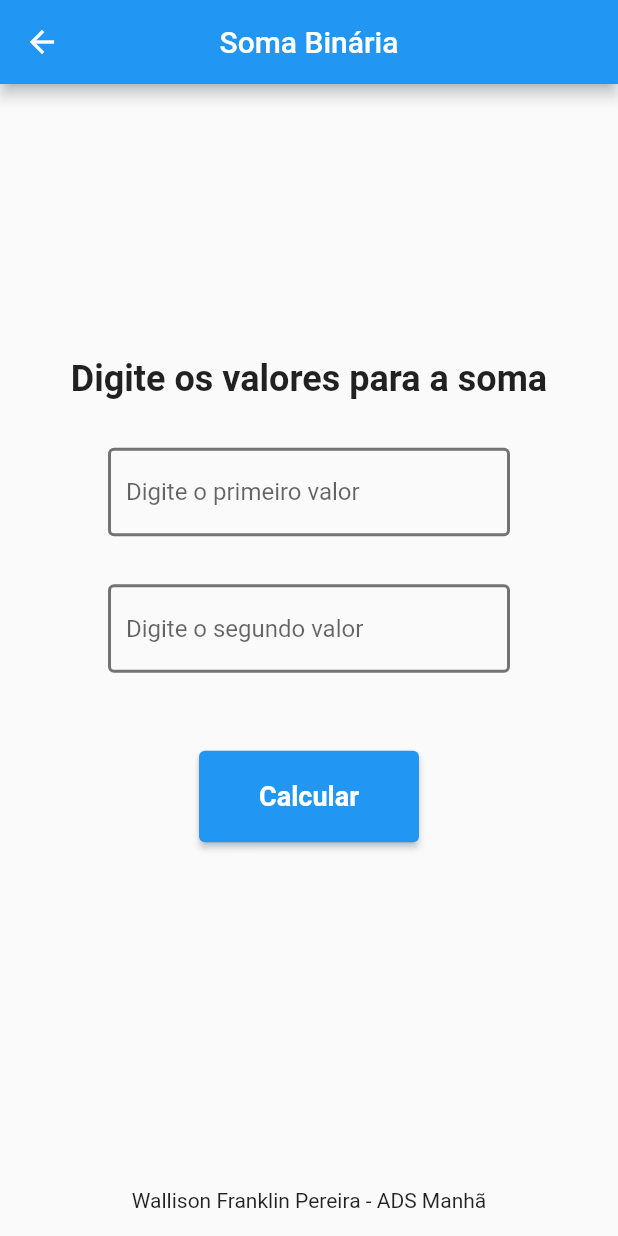
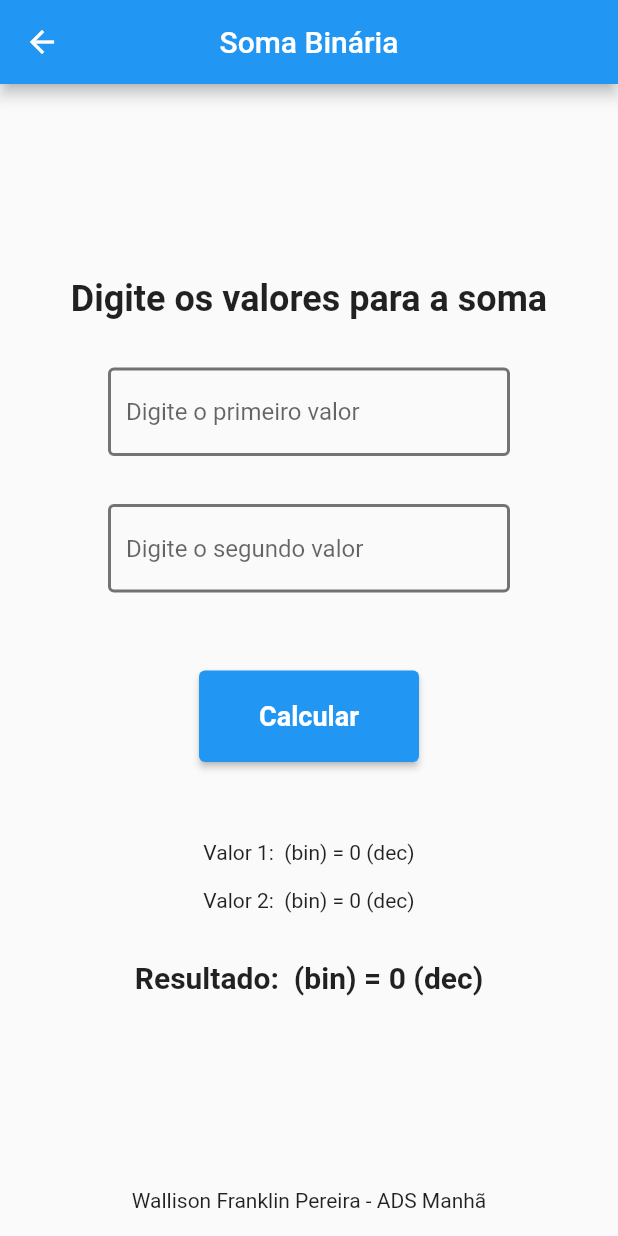
Before and after one commit to WallisonRP/learning-flutter-at-fatec, a Flutter app: the BinarySum screen opened directly, after a tap on "Calcular", on a phone screen of 412 x 824 dp. Run offline on Flutter 3.47's test engine with Material 2 defaults, Android fonts, the light colour scheme and no system bars.

Commit message:
create functions for binarySum

```diff
--- a/conversor_so2/lib/binarySum.dart
+++ b/conversor_so2/lib/binarySum.dart
@@ -1,6 +1,7 @@
 // ignore_for_file: prefer_const_constructors
 
 import 'package:flutter/material.dart';
+import 'dart:math';
 
 class BinarySum extends StatefulWidget {
   const BinarySum({Key? key}) : super(key: key);
@@ -10,10 +11,43 @@ class BinarySum extends StatefulWidget {
 }
 
 class _BinarySumState extends State<BinarySum> {
-
-  dynamic _resultado = "Resultado";
+  dynamic _resultadoBinarioFinal = "";
+  dynamic _resultadoDecimalFinal = "";
+  String _resultadoBinario1 = "";
+  String _resultadoBinario2 = "";
+  String _resultadoDecimal1 = "";
+  String _resultadoDecimal2 = "";
   TextEditingController _controller1 = TextEditingController();
   TextEditingController _controller2 = TextEditingController();
+
+  _decimalPBinario(int num) {
+    String teste1 = "";
+    int resto;
+
+    while (num > 0) {
+      resto = num % 2;
+      teste1 = resto.toString() + teste1;
+      num = num ~/ 2;
+    }
+    return teste1;
+  }
+
+  _binarioPDecimal(String binario) {
+    // String binario = "100101001000111001";
+    List bin = binario.split("");
+
+    var reversedList = List.from(bin.reversed);
+    num aux = 0;
+    int decimal = 0;
+
+    for (int i = 0; i < bin.length; i++) {
+      aux = pow(2, i);
+      aux = aux * int.parse(reversedList[i]);
+      decimal += aux.toInt();
+    }
+
+    return decimal;
+  }
 
   @override
   Widget build(BuildContext context) {
@@ -30,7 +64,10 @@ class _BinarySumState extends State<BinarySum> {
           children: [
             Padding(
               padding: EdgeInsets.only(bottom: 32),
-              child: Text("Digite os valores para a soma", style: TextStyle(fontSize: 24, fontWeight: FontWeight.bold),),
+              child: Text(
+                "Digite os valores para a soma",
+                style: TextStyle(fontSize: 24, fontWeight: FontWeight.bold),
+              ),
             ),
             Padding(
               padding: EdgeInsets.fromLTRB(40, 0, 40, 0),
@@ -40,12 +77,8 @@ class _BinarySumState extends State<BinarySum> {
                 decoration: InputDecoration(
                     hintText: "Digite o primeiro valor",
                     enabledBorder: OutlineInputBorder(
-                    borderSide: BorderSide(
-                      color: Colors.black54,
-                      width: 2.0
-                    )
-                  )
-              ),
+                        borderSide:
+                            BorderSide(color: Colors.black54, width: 2.0))),
               ),
             ),
             Padding(
@@ -58,35 +91,65 @@ class _BinarySumState extends State<BinarySum> {
                   decoration: InputDecoration(
                       hintText: "Digite o segundo valor",
                       enabledBorder: OutlineInputBorder(
-                    borderSide: BorderSide(
-                      color: Colors.black54,
-                      width: 2.0
-                    )
-                  )
-              ),
+                          borderSide:
+                              BorderSide(color: Colors.black54, width: 2.0))),
                 ),
               ),
             ),
             Padding(
               padding: EdgeInsets.fromLTRB(0, 20, 0, 20),
               child: ElevatedButton(
-                onPressed: (){
+                onPressed: () {
+                  int valor1 = _binarioPDecimal(_controller1.text);
+                  int valor2 = _binarioPDecimal(_controller2.text);
+                  String retornoBinario = _decimalPBinario(valor1 + valor2);
+
                   setState(() {
-                    _resultado = _controller1.text + _controller2.text;
+                    _resultadoBinarioFinal =
+                        "$retornoBinario (bin) = ${valor1 + valor2} (dec)";
+                    _resultadoDecimal1 =
+                        "${_controller1.text} (bin) = $valor1 (dec)";
+                    _resultadoDecimal2 =
+                        "${_controller2.text} (bin) = $valor2 (dec)";
                   });
-                }, child: Text("Calcular", style: TextStyle(fontSize: 18, fontWeight: FontWeight.bold),),
+                },
+                child: Text(
+                  "Calcular",
+                  style: TextStyle(fontSize: 18, fontWeight: FontWeight.bold),
+                ),
                 style: ElevatedButton.styleFrom(
-                  padding: EdgeInsets.fromLTRB(40, 20, 40, 20)
+                    padding: EdgeInsets.fromLTRB(40, 20, 40, 20)),
               ),
             ),
+            Padding(
+              padding: EdgeInsets.fromLTRB(40, 32, 40, 16),
+              child: Row(
+                mainAxisAlignment: MainAxisAlignment.center,
+                children: [Text("Valor 1: "), Text(_resultadoDecimal1)],
               ),
+            ),
+            Padding(
+              padding: EdgeInsets.fromLTRB(40, 0, 40, 16),
+              child: Row(
+                mainAxisAlignment: MainAxisAlignment.center,
+                children: [Text("Valor 2: "), Text(_resultadoDecimal2)],
+              ),
+            ),
+            Padding(
+              padding: EdgeInsets.fromLTRB(40, 16, 40, 0),
+              child: Row(
+                mainAxisAlignment: MainAxisAlignment.center,
+                children: [
+                  Text("Resultado: ",
+                      style:
+                          TextStyle(fontWeight: FontWeight.bold, fontSize: 20)),
                   Text(
-              _resultado,
-              style: TextStyle(
-                fontSize: 24,
-                fontWeight: FontWeight.bold
+                    _resultadoBinarioFinal,
+                    style: TextStyle(fontWeight: FontWeight.bold, fontSize: 20),
+                  )
+                ],
               ),
-            )
+            ),
           ],
         ),
       ),
```
Lines whose indentation alone changed are shown as unchanged.
